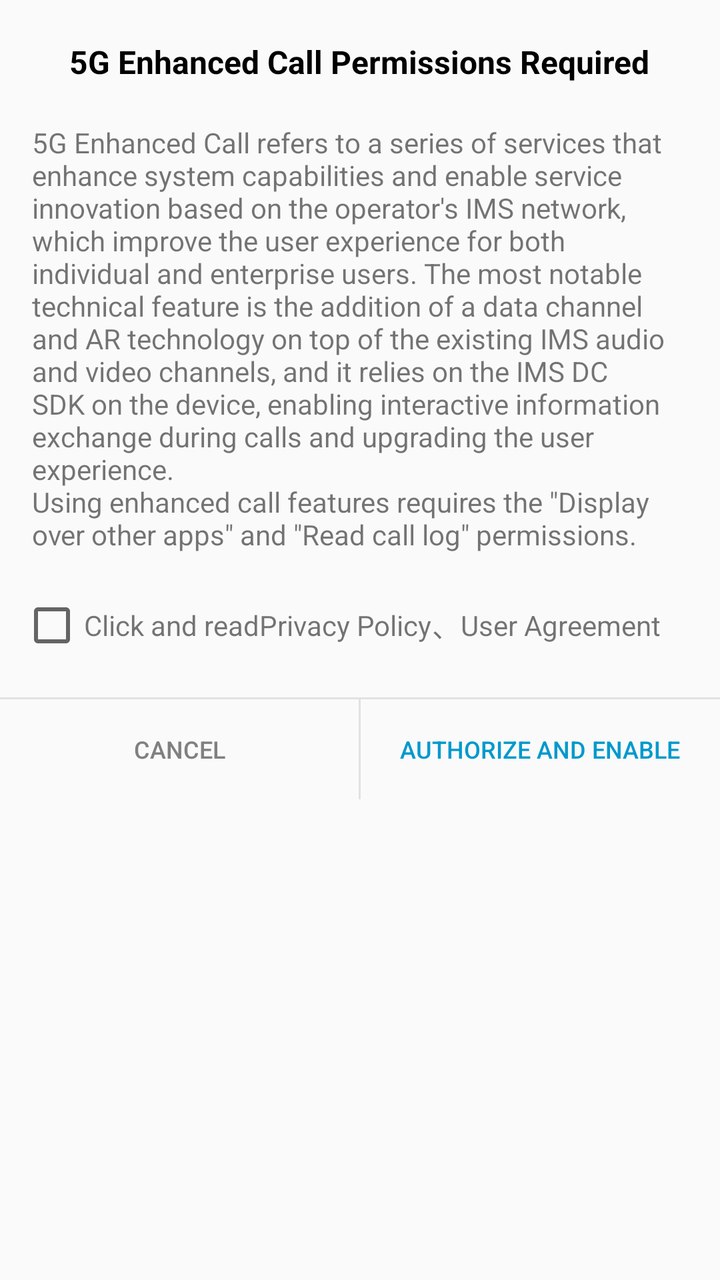
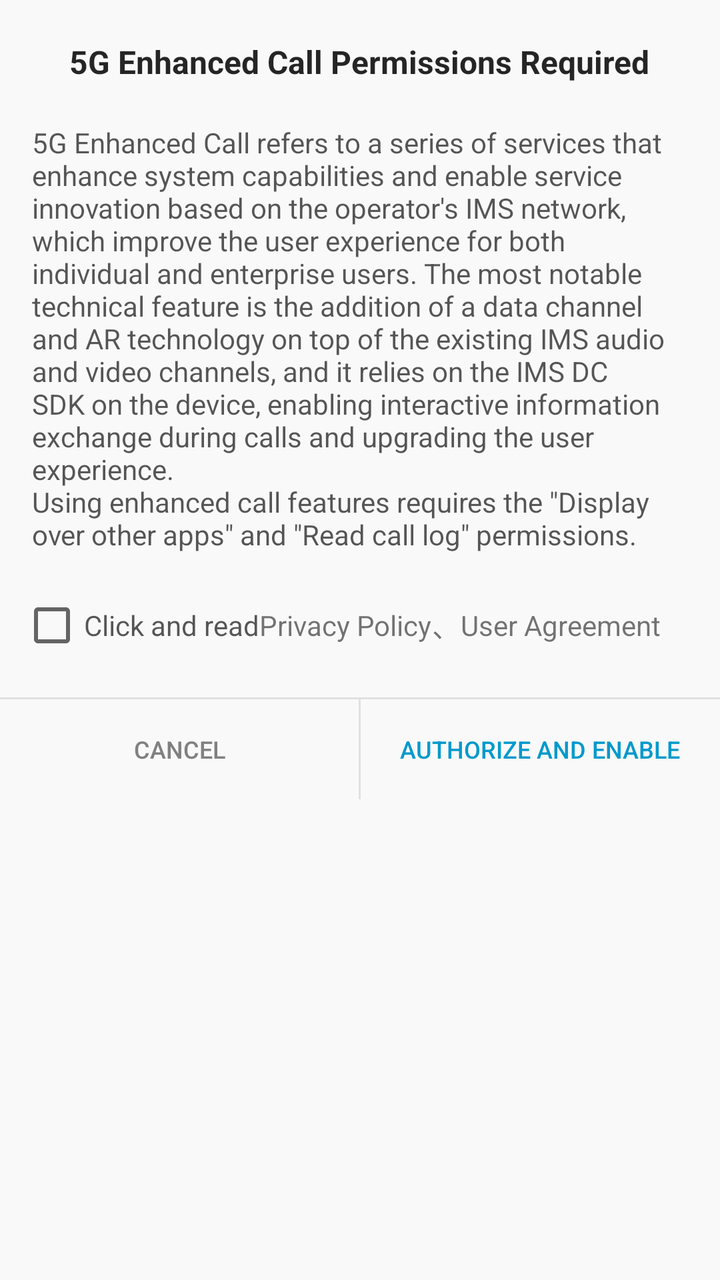

Two renders of the same Android screen: before a commit and after it. Below are the layout's source before the change and the commit's diff.
<!-- AndroidManifest.xml: another module's application theme Theme.AppCompat.DayNight.NoActionBar -->
<!-- res/layout/dialog_request_newcall_permission.xml -->
<?xml version="1.0" encoding="utf-8"?>
<LinearLayout xmlns:android="http://schemas.android.com/apk/res/android"
    android:layout_width="match_parent"
    android:layout_height="wrap_content"
    android:orientation="vertical">

    <TextView
        android:id="@+id/title_textview"
        android:layout_width="wrap_content"
        android:layout_height="wrap_content"
        android:layout_gravity="center_horizontal"
        android:layout_marginTop="20dp"
        android:text="@string/request_nc_permission_dialog_title"
        android:textColor="@color/black"
        android:textSize="16sp"
        android:textStyle="bold" />

    <TextView
        android:id="@+id/content_textview"
        android:layout_width="wrap_content"
        android:layout_height="wrap_content"
        android:layout_gravity="center_horizontal"
        android:layout_marginTop="20dp"
        android:layout_marginStart="@dimen/common_margin_start_end"
        android:layout_marginEnd="@dimen/common_margin_start_end"
        android:text="@string/request_nc_permission_dialog_content"
        android:textSize="14sp" />
    <LinearLayout
        android:gravity="center_vertical"
        android:layout_marginTop="20dp"
        android:layout_marginLeft="10dp"
        android:layout_marginRight="10dp"
        android:layout_width="match_parent"
        android:layout_height="wrap_content"
        android:orientation="horizontal">
        <CheckBox
            android:id="@+id/privacy_policy_check_box"
            android:layout_gravity="center_vertical"
            android:layout_width="wrap_content"
            android:layout_height="wrap_content"/>
        <TextView
            android:layout_gravity="center_vertical"
            android:gravity="center_vertical"
            android:layout_width="wrap_content"
            android:layout_height="match_parent"
            android:text="@string/request_nc_permission_dialog_click"
            android:textAlignment="center"
            android:textSize="14sp" />
        <TextView
            android:textColor="@color/ps_color_blue"
            android:layout_gravity="center_vertical"
            android:gravity="center_vertical"
            android:id="@+id/privacy_policy_textview"
            android:layout_width="wrap_content"
            android:layout_height="match_parent"
            android:text="@string/request_nc_permission_dialog_privacy"
            android:textAlignment="center"
            android:textSize="14sp" />
        <TextView
            android:layout_gravity="center_vertical"
            android:gravity="center_vertical"
            android:layout_width="wrap_content"
            android:layout_height="match_parent"
            android:text="、"
            android:textAlignment="center"
            android:textSize="14sp" />
        <TextView
            android:textColor="@color/ps_color_blue"
            android:layout_gravity="center_vertical"
            android:gravity="center_vertical"
            android:id="@+id/user_textview"
            android:layout_width="wrap_content"
            android:layout_height="match_parent"
            android:layout_marginEnd="@dimen/common_margin_start_end"
            android:text="@string/request_nc_permission_dialog_user"
            android:textAlignment="center"
            android:textSize="14sp" />
    </LinearLayout>

    <View
        android:layout_width="match_parent"
        android:layout_height="1dp"
        android:layout_marginTop="20dp"
        android:background="@color/black_alpha_10" />

    <LinearLayout
        android:layout_width="match_parent"
        android:layout_height="wrap_content"
        android:orientation="horizontal">

        <Button
            android:id="@+id/btn_cancel"
            android:layout_width="0dp"
            android:layout_height="wrap_content"
            android:layout_margin="1dp"
            android:layout_weight="1"
            android:background="@drawable/button_selector"
            android:text="@string/cancel_btn"
            android:textSize="12sp"
            android:textColor="@color/gray" />

        <View
            android:layout_width="1dp"
            android:layout_height="match_parent"
            android:background="@color/black_alpha_10" />

        <Button
            android:id="@+id/btn_ok"
            android:layout_width="0dp"
            android:layout_height="wrap_content"
            android:layout_margin="1dp"
            android:layout_weight="1"
            android:background="@drawable/button_selector"
            android:text="@string/authorize_and_enable"
            android:textSize="12sp"
            android:textColor="@color/holo_blue_dark" />
    </LinearLayout>
</LinearLayout>
<!-- resources referenced by this layout -->
<resources>
  <color name="black">#000000</color>
  <color name="black_alpha_10">#19000000</color>
  <color name="gray">#808080</color>
  <color name="holo_blue_dark">#ff0099cc</color>
  <dimen name="common_margin_start_end">16dp</dimen>
  <!-- drawable button_selector (drawable) -->
  <?xml version="1.0" encoding="utf-8"?>
  <selector xmlns:android="http://schemas.android.com/apk/res/android">
      <item android:drawable="@drawable/button_press_down_background" android:state_pressed="true" />
  </selector>
  <string name="authorize_and_enable">Authorize and Enable</string>
  <string name="cancel_btn">Cancel</string>
  <string name="request_nc_permission_dialog_click">Click and read</string>
  <string name="request_nc_permission_dialog_content">5G Enhanced Call refers to a series of services that enhance system capabilities and enable service innovation based on the operator\'s IMS network, which improve the user experience for both individual and enterprise users. The most notable technical feature is the addition of a data channel and AR technology on top of the existing IMS audio and video channels, and it relies on the IMS DC SDK on the device, enabling interactive information exchange during calls and upgrading the user experience.\nUsing enhanced call features requires the \"Display over other apps\" and \"Read call log\" permissions.</string>
  <string name="request_nc_permission_dialog_privacy">Privacy Policy</string>
  <string name="request_nc_permission_dialog_title">5G Enhanced Call Permissions Required</string>
  <string name="request_nc_permission_dialog_user">User Agreement</string>
  <!-- drawable button_press_down_background (drawable) -->
  <?xml version="1.0" encoding="utf-8"?>
  <shape xmlns:android="http://schemas.android.com/apk/res/android"
      android:shape="rectangle">
      <corners android:radius="4dp" />
      <solid android:color="@color/black_alpha_10" />
  </shape>
</resources>

<!-- the commit's change to res/layout/dialog_request_newcall_permission.xml (unified diff, before → after) -->
@@ -2,6 +2,7 @@
 <LinearLayout xmlns:android="http://schemas.android.com/apk/res/android"
     android:layout_width="match_parent"
     android:layout_height="wrap_content"
+    android:background="@color/common_layout_background"
     android:orientation="vertical">
 
     <TextView
@@ -11,7 +12,7 @@
         android:layout_gravity="center_horizontal"
         android:layout_marginTop="20dp"
         android:text="@string/request_nc_permission_dialog_title"
-        android:textColor="@color/black"
+        android:textColor="@color/common_text_black"
         android:textSize="16sp"
         android:textStyle="bold" />
 
@@ -24,6 +25,7 @@
         android:layout_marginStart="@dimen/common_margin_start_end"
         android:layout_marginEnd="@dimen/common_margin_start_end"
         android:text="@string/request_nc_permission_dialog_content"
+        android:textColor="@color/common_text_neutral_black"
         android:textSize="14sp" />
     <LinearLayout
         android:gravity="center_vertical"
@@ -45,6 +47,7 @@
             android:layout_height="match_parent"
             android:text="@string/request_nc_permission_dialog_click"
             android:textAlignment="center"
+            android:textColor="@color/common_text_neutral_black"
             android:textSize="14sp" />
         <TextView
             android:textColor="@color/ps_color_blue"
<!-- resource entries referenced after the edit -->
@@ -1,7 +1,9 @@
 <!-- resources referenced by this layout -->
 <resources>
-  <color name="black">#000000</color>
   <color name="black_alpha_10">#19000000</color>
+  <color name="common_layout_background">#F9F9F9</color>
+  <color name="common_text_black">#D9000000</color>
+  <color name="common_text_neutral_black">#A8000000</color>
   <color name="gray">#808080</color>
   <color name="holo_blue_dark">#ff0099cc</color>
   <dimen name="common_margin_start_end">16dp</dimen>
